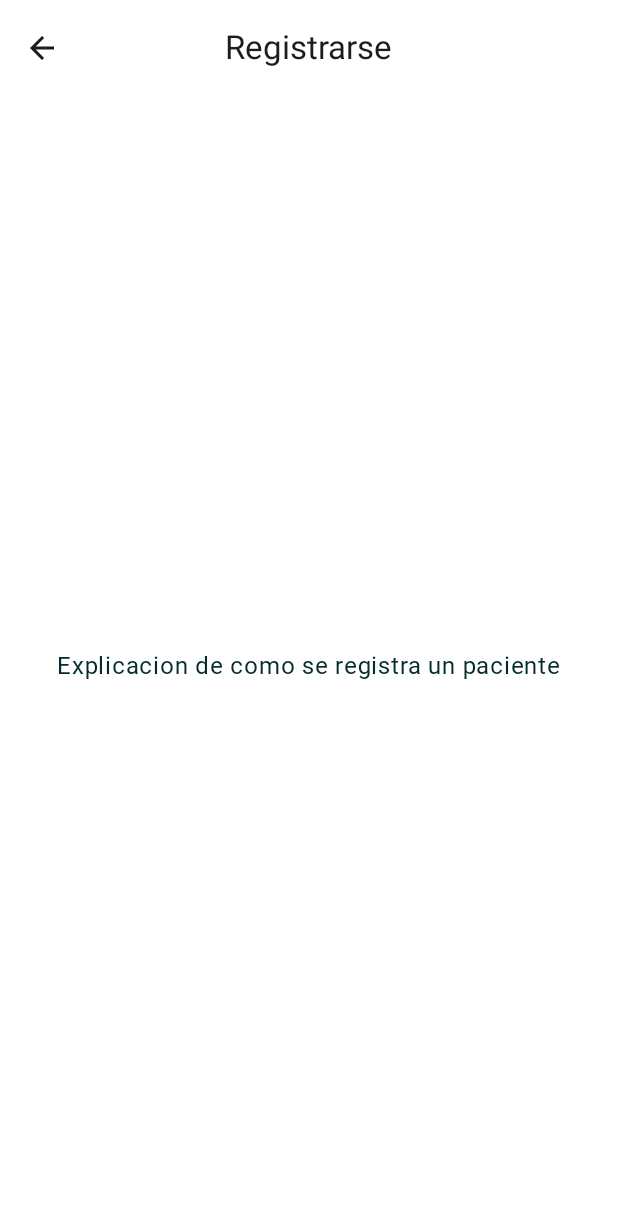
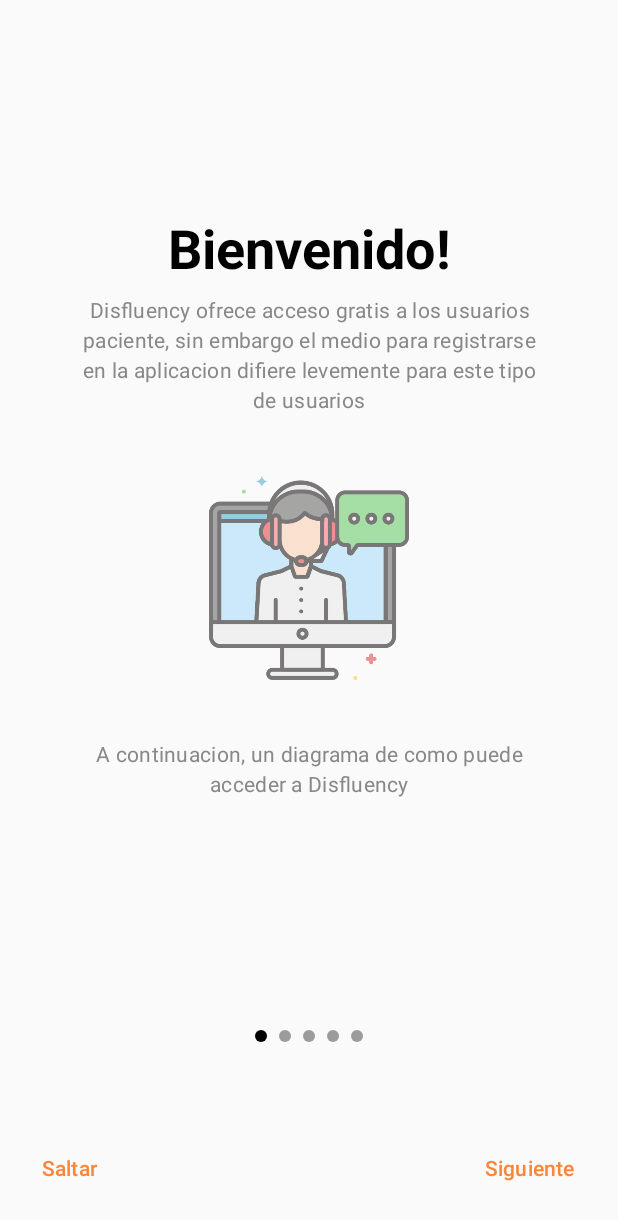
Before and after one commit to AgustinCragno/disfluency-client, an Android app built with Jetpack Compose: the SignUpPatientOnBoardingScreen screen opened through its navigation route, on a phone screen of 412 x 824 dp. Shown: the top 1220 px of the screen. Run offline under Robolectric (Android 15) with nearby library versions, the phone set to English and light mode, and no system bars; our stand-ins replace accompanist; pictures from the network do not load; 3 statements that could not run were skipped.

Commit message:
Added Patient onboarding on sign up attempt

```diff
--- a/app/build.gradle
+++ b/app/build.gradle
@@ -82,4 +82,7 @@
     implementation 'com.valentinilk.shimmer:compose-shimmer:1.0.5'
 
     implementation "androidx.constraintlayout:constraintlayout-compose:1.0.1"
+
+    implementation "com.google.accompanist:accompanist-pager:0.22.0-rc"
+    implementation "com.google.accompanist:accompanist-pager-indicators:0.22.0-rc"
 }
--- a/app/src/main/java/com/disfluency/navigation/AppNavigation.kt
+++ b/app/src/main/java/com/disfluency/navigation/AppNavigation.kt
@@ -29,7 +29,7 @@
             SignUpLobbyScreen(navController)
         }
         composable(Route.SignUpPatient.path){
-            SignUpPatientExplainScreen(navController)
+            SignUpPatientOnBoardingScreen(navController)
         }
         composable(Route.SignUpTherapist.path){
             TherapistSignUpScreen(navController, userViewModel)
--- a/app/src/main/java/com/disfluency/screens/login/SignUpPatientExplainScreen.kt
+++ /dev/null
@@ -1,24 +0,0 @@
-package com.disfluency.screens.login
-
-import androidx.compose.foundation.layout.Arrangement
-import androidx.compose.foundation.layout.Column
-import androidx.compose.foundation.layout.fillMaxSize
-import androidx.compose.foundation.layout.padding
-import androidx.compose.material3.Text
-import androidx.compose.runtime.Composable
-import androidx.compose.ui.Alignment
-import androidx.compose.ui.Modifier
-import androidx.navigation.NavHostController
-
-@Composable
-fun SignUpPatientExplainScreen(navController: NavHostController){
-    SignUpLobbyScaffold(navController = navController) { paddingValues ->
-        Column(
-            modifier = Modifier.padding(top = paddingValues.calculateTopPadding()).fillMaxSize(),
-            verticalArrangement = Arrangement.Center,
-            horizontalAlignment = Alignment.CenterHorizontally
-        ) {
-            Text(text = "Explicacion de como se registra un paciente")
-        }
-    }
-}
--- /dev/null
+++ b/app/src/main/java/com/disfluency/screens/login/SignUpPatientOnBoardingScreen.kt
@@ -0,0 +1,150 @@
+package com.disfluency.screens.login
+
+import androidx.compose.foundation.Image
+import androidx.compose.foundation.layout.*
+import androidx.compose.material3.MaterialTheme
+import androidx.compose.material3.Text
+import androidx.compose.material3.TextButton
+import androidx.compose.runtime.Composable
+import androidx.compose.runtime.rememberCoroutineScope
+import androidx.compose.ui.Alignment.Companion.CenterHorizontally
+import androidx.compose.ui.Modifier
+import androidx.compose.ui.graphics.Color
+import androidx.compose.ui.res.painterResource
+import androidx.compose.ui.res.stringResource
+import androidx.compose.ui.text.font.FontWeight
+import androidx.compose.ui.text.style.TextAlign
+import androidx.compose.ui.tooling.preview.Preview
+import androidx.compose.ui.unit.dp
+import androidx.navigation.NavHostController
+import androidx.navigation.compose.rememberNavController
+import com.disfluency.R
+import com.disfluency.navigation.routing.Route
+import com.disfluency.ui.theme.DisfluencyTheme
+import com.google.accompanist.pager.*
+import kotlinx.coroutines.launch
+
+@OptIn(ExperimentalPagerApi::class)
+@Composable
+fun SignUpPatientOnBoardingScreen(navController: NavHostController){
+
+    val pages = listOf(
+        OnBoardingPage.Introduction, OnBoardingPage.Vision, OnBoardingPage.Registration, OnBoardingPage.Invite, OnBoardingPage.Recommend
+    )
+
+    val pagerState = rememberPagerState()
+
+    val coroutineScope = rememberCoroutineScope()
+
+    Column(Modifier.fillMaxSize()) {
+        HorizontalPager(
+            modifier = Modifier.weight(10f),
+            count = pages.size,
+            state = pagerState
+        ) { position ->
+            OnBoardingPageScreen(page = pages[position])
+        }
+
+        HorizontalPagerIndicator(
+                modifier = Modifier
+                    .weight(1f)
+                    .align(CenterHorizontally),
+            pagerState = pagerState
+        )
+
+        Row(
+            modifier = Modifier
+                .weight(1f)
+                .fillMaxWidth()
+                .padding(horizontal = 16.dp),
+            horizontalArrangement = Arrangement.SpaceBetween
+        ) {
+            TextButton(onClick = { navController.popBackStack() }) {
+                Text(text = stringResource(R.string.skip))
+            }
+
+            TextButton(
+                onClick = {
+                    coroutineScope.launch {
+                        nextPage(pagerState, navController, pages.size)
+                    }
+                }
+            ) {
+                Text(
+                    text = stringResource(
+                        if (pagerState.currentPage < pages.size - 1) R.string.next
+                        else R.string.understood
+                    )
+                )
+            }
+        }
+    }
+}
+
+@OptIn(ExperimentalPagerApi::class)
+private suspend fun nextPage(pagerState: PagerState, navController: NavHostController, pagesCount: Int){
+    if (pagerState.currentPage >= pagesCount - 1){
+        navController.navigate(Route.SignUpLobby.path)
+    }else{
+        pagerState.animateScrollToPage(pagerState.currentPage + 1)
+    }
+}
+
+private open class OnBoardingPage(val title: Int, val headline: Int, val image: Int, val trailingContent: Int){
+    object Introduction: OnBoardingPage(title = R.string.welcome, headline = R.string.onboarding_introduction_1, image = R.drawable.speech_in_screen, trailingContent = R.string.onboarding_introduction_2)
+    object Vision: OnBoardingPage(title = R.string.our_vision, headline = R.string.onboarding_vision_1, image = R.drawable.avatar_3, trailingContent = R.string.onboarding_vision_2)
+    object Registration: OnBoardingPage(title = R.string.register, headline = R.string.onboarding_registration_1, image = R.drawable.form_fill, trailingContent = R.string.onboarding_registration_2)
+    object Invite: OnBoardingPage(title = R.string.invite, headline = R.string.onboarding_invite_1, image = R.drawable.invitation, trailingContent = R.string.onboarding_invite_2)
+    object Recommend: OnBoardingPage(title = R.string.and_done, headline = R.string.onboarding_recommend_1, image = R.drawable.avatar_1, trailingContent = R.string.onboarding_recommend_2)
+}
+
+@Composable
+private fun OnBoardingPageScreen(page: OnBoardingPage){
+    Column(
+        modifier = Modifier
+            .fillMaxWidth()
+            .padding(16.dp),
+        horizontalAlignment = CenterHorizontally
+    ) {
+        Text(
+            text = stringResource(id = page.title),
+            style = MaterialTheme.typography.displaySmall,
+            fontWeight = FontWeight.Bold
+        )
+
+        Text(
+            modifier = Modifier.padding(horizontal = 32.dp, vertical = 8.dp),
+            text = stringResource(id = page.headline),
+            style = MaterialTheme.typography.bodyMedium,
+            textAlign = TextAlign.Center,
+            color = Color.Gray
+        )
+
+        Image(
+            modifier = Modifier
+                .size(200.dp)
+                .padding(32.dp),
+            painter = painterResource(id = page.image),
+            contentDescription = "",
+            alpha = 0.6f
+        )
+
+        Text(
+            modifier = Modifier.padding(horizontal = 32.dp, vertical = 8.dp),
+            text = stringResource(id = page.trailingContent),
+            style = MaterialTheme.typography.bodyMedium,
+            textAlign = TextAlign.Center,
+            color = Color.Gray
+        )
+    }
+}
+
+
+@Preview(showBackground = true)
+@Composable
+private fun OnBoardingPreview(){
+
+    DisfluencyTheme() {
+        SignUpPatientOnBoardingScreen(navController = rememberNavController())
+    }
+}
--- a/app/src/main/res/values/strings.xml
+++ b/app/src/main/res/values/strings.xml
@@ -56,4 +56,22 @@
     <string name="patient_role_description">Practica ejercicios foneticos y complete cuestionarios de percepcion asignados por su terapeuta</string>
     <string name="therapist_role_description">Lleve registro de sus pacientes, realice analisis de disfluencias y envie material de terapia a sus pacientes para que completen de manera remota</string>
     <string name="signup_message">Facilite el tratamiento de la disfluencia. Registrese en Disfluency ya! Solo toma 5 minutos</string>
+    <string name="skip">Saltar</string>
+    <string name="next">Siguiente</string>
+    <string name="welcome">Bienvenido!</string>
+    <string name="onboarding_introduction_1">Disfluency ofrece acceso gratis a los usuarios paciente, sin embargo el medio para registrarse en la aplicacion difiere levemente para este tipo de usuarios</string>
+    <string name="onboarding_introduction_2">A continuacion, un diagrama de como puede acceder a Disfluency</string>
+    <string name="our_vision">Nuestra vision</string>
+    <string name="onboarding_vision_1">En Disfluency creemos que las terapias de disfluencias dan sus frutos cuando son llevadas a cabo por un profesional</string>
+    <string name="onboarding_vision_2">Es por eso que quien se encargara de registrarlo sera su propio fonoaudiologo!</string>
+    <string name="register">Registro</string>
+    <string name="onboarding_registration_1">Su terapeuta ingresara sus datos personales al sistema</string>
+    <string name="onboarding_registration_2">Una vez complete el alta se le enviara una invitacion a su correo electronico</string>
+    <string name="invite">Invitacion</string>
+    <string name="onboarding_invite_1">Recibira una invitacion de Disfluency a su correo electronico</string>
+    <string name="onboarding_invite_2">Al seguir el enlace de la invitacion, se le dirigira a una pagina para completar el registro como paciente</string>
+    <string name="and_done">Y listo!</string>
+    <string name="onboarding_recommend_1">Una vez completado el registro ya podra acceder a Disfluency y todo lo que ofrece nuestra aplicacion</string>
+    <string name="onboarding_recommend_2">Si su terapeuta no nos conoce, recomiendenos! Disfluency es la mejor herramienta para facilitar el tratamiento de disfluencias!</string>
+    <string name="understood">Entendido</string>
 </resources>
```
Also changed, not shown: app/src/main/res/drawable/invitation.png (added), app/src/main/res/drawable/speech_in_screen.png (added).
